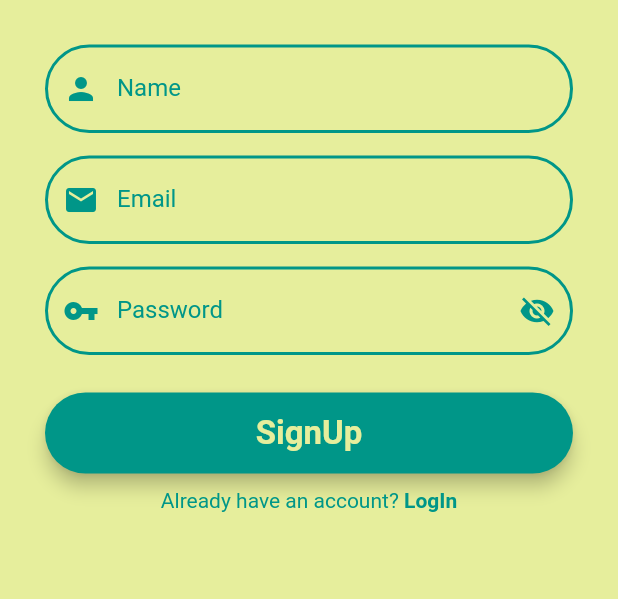
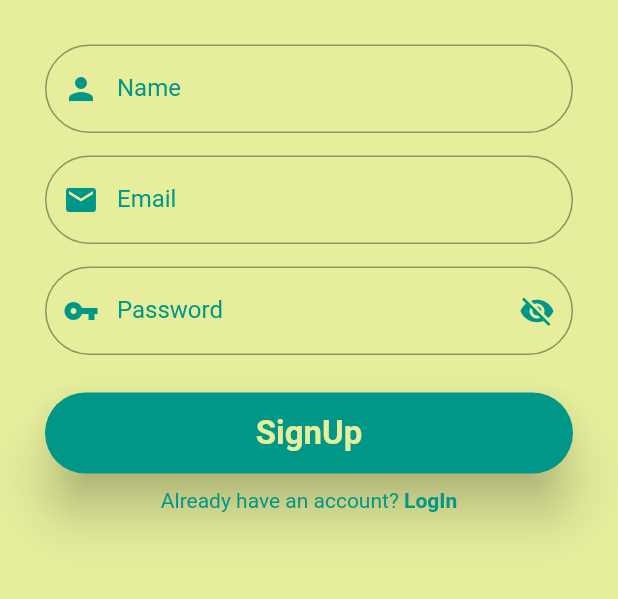
Before and after one commit to avijeet108/Bit_Brothers-Task, a Flutter app: the screen it shows after launch, after a tap on "LogIn", after a tap on "SignUp", on a phone screen of 412 x 824 dp, the part 437-1036 px from its top. Run offline on Flutter 3.47's test engine with Material 2 defaults, Android fonts, the phone set to English and light mode, and no system bars; our stand-ins replace cloud_firestore, firebase_auth, firebase_core, fluttertoast; accounts and stored records are empty.

```diff
--- a/lib/main.dart
+++ b/lib/main.dart
@@ -14,7 +14,9 @@ class MyApp extends StatelessWidget {
   Widget build(BuildContext context) {
     return MaterialApp(
       debugShowCheckedModeBanner: false,
-      theme: ThemeData.light(),
+      theme: ThemeData(
+        primarySwatch: Colors.teal,
+      ),
       home: Login(),
     );
   }
--- a/lib/screen/home.dart
+++ b/lib/screen/home.dart
@@ -43,7 +43,7 @@ class _HomeState extends State<Home> {
               ))
             : Column(
                 crossAxisAlignment: CrossAxisAlignment.center,
-                mainAxisAlignment: MainAxisAlignment.center,
+                mainAxisAlignment: MainAxisAlignment.spaceEvenly,
                 children: [
                   Container(
                     child: Image.asset('images/logo.png'),
@@ -64,19 +64,26 @@ class _HomeState extends State<Home> {
                   ),
                   Text(
                     "${loggedinuser.username}",
-                    style: TextStyle(color: Colors.teal, fontSize: 20.0),
+                    style: TextStyle(
+                        color: Colors.teal,
+                        fontSize: 20.0,
+                        fontStyle: FontStyle.italic),
                   ),
                   Text(
                     "${loggedinuser.email}",
-                    style: TextStyle(color: Colors.teal, fontSize: 20.0),
+                    style: TextStyle(
+                        color: Colors.teal,
+                        fontSize: 20.0,
+                        fontStyle: FontStyle.italic),
                   ),
                   SizedBox(
                     height: 30.0,
                   ),
-                  Container(
+                  Material(
+                    elevation: 15.0,
+                    child: Container(
                       decoration: BoxDecoration(
                         color: Colors.teal,
-                      borderRadius: BorderRadius.circular(30.0),
                       ),
                       child: TextButton(
                         onPressed: () {
@@ -103,6 +110,7 @@ class _HomeState extends State<Home> {
                           ],
                         ),
                       ),
+                    ),
                   )
                 ],
               ),
--- a/lib/screen/login.dart
+++ b/lib/screen/login.dart
@@ -80,18 +80,8 @@ class _LoginState extends State<Login> {
                                 Icons.email,
                                 color: Colors.teal,
                               ),
-                              focusedBorder: OutlineInputBorder(
-                                borderRadius: BorderRadius.circular(30.0),
-                                borderSide:
-                                    BorderSide(color: Colors.teal, width: 2.0),
-                              ),
-                              enabledBorder: OutlineInputBorder(
-                                borderRadius: BorderRadius.circular(30.0),
-                                borderSide: BorderSide(
-                                  color: Colors.teal,
-                                  width: 2.0,
-                                ),
-                              ),
+                              border: OutlineInputBorder(
+                                  borderRadius: BorderRadius.circular(30.0)),
                               labelText: 'Email',
                               labelStyle: TextStyle(color: Colors.teal)),
                         ),
@@ -118,18 +108,8 @@ class _LoginState extends State<Login> {
                             passwordController.text = value!;
                           },
                           decoration: InputDecoration(
-                            focusedBorder: OutlineInputBorder(
-                              borderRadius: BorderRadius.circular(30.0),
-                              borderSide:
-                                  BorderSide(color: Colors.teal, width: 2.0),
-                            ),
-                            enabledBorder: OutlineInputBorder(
-                              borderRadius: BorderRadius.circular(30.0),
-                              borderSide: BorderSide(
-                                color: Colors.teal,
-                                width: 2.0,
-                              ),
-                            ),
+                            border: OutlineInputBorder(
+                                borderRadius: BorderRadius.circular(30.0)),
                             prefixIcon: Icon(
                               Icons.vpn_key,
                               color: Colors.teal,
@@ -157,7 +137,7 @@ class _LoginState extends State<Login> {
                     width: double.infinity,
                     child: TextButton(
                       style: TextButton.styleFrom(
-                        elevation: 5.0,
+                        elevation: 15.0,
                         shape: RoundedRectangleBorder(
                             borderRadius: BorderRadius.circular(30.0)),
                         backgroundColor: Colors.teal,
--- a/lib/screen/registration.dart
+++ b/lib/screen/registration.dart
@@ -78,18 +78,8 @@ class _RegState extends State<Reg> {
                                 Icons.person,
                                 color: Colors.teal,
                               ),
-                              focusedBorder: OutlineInputBorder(
-                                borderRadius: BorderRadius.circular(30.0),
-                                borderSide:
-                                    BorderSide(color: Colors.teal, width: 2.0),
-                              ),
-                              enabledBorder: OutlineInputBorder(
-                                borderRadius: BorderRadius.circular(30.0),
-                                borderSide: BorderSide(
-                                  color: Colors.teal,
-                                  width: 2.0,
-                                ),
-                              ),
+                              border: OutlineInputBorder(
+                                  borderRadius: BorderRadius.circular(30.0)),
                               labelText: 'Name',
                               labelStyle: TextStyle(color: Colors.teal)),
                         ),
@@ -124,18 +114,8 @@ class _RegState extends State<Reg> {
                                 Icons.email,
                                 color: Colors.teal,
                               ),
-                              focusedBorder: OutlineInputBorder(
-                                borderRadius: BorderRadius.circular(30.0),
-                                borderSide:
-                                    BorderSide(color: Colors.teal, width: 2.0),
-                              ),
-                              enabledBorder: OutlineInputBorder(
-                                borderRadius: BorderRadius.circular(30.0),
-                                borderSide: BorderSide(
-                                  color: Colors.teal,
-                                  width: 2.0,
-                                ),
-                              ),
+                              border: OutlineInputBorder(
+                                  borderRadius: BorderRadius.circular(30.0)),
                               labelText: 'Email',
                               labelStyle: TextStyle(color: Colors.teal)),
                         ),
@@ -162,18 +142,8 @@ class _RegState extends State<Reg> {
                           autofocus: false,
                           obscureText: _passshow,
                           decoration: InputDecoration(
-                            focusedBorder: OutlineInputBorder(
-                              borderRadius: BorderRadius.circular(30.0),
-                              borderSide:
-                                  BorderSide(color: Colors.teal, width: 2.0),
-                            ),
-                            enabledBorder: OutlineInputBorder(
-                              borderRadius: BorderRadius.circular(30.0),
-                              borderSide: BorderSide(
-                                color: Colors.teal,
-                                width: 2.0,
-                              ),
-                            ),
+                            border: OutlineInputBorder(
+                                borderRadius: BorderRadius.circular(30.0)),
                             prefixIcon: Icon(
                               Icons.vpn_key,
                               color: Colors.teal,
@@ -201,7 +171,7 @@ class _RegState extends State<Reg> {
                     width: double.infinity,
                     child: TextButton(
                       style: TextButton.styleFrom(
-                        elevation: 5.0,
+                        elevation: 15.0,
                         shape: RoundedRectangleBorder(
                             borderRadius: BorderRadius.circular(30.0)),
                         backgroundColor: Colors.teal,
```
Lines whose indentation alone changed are shown as unchanged.
